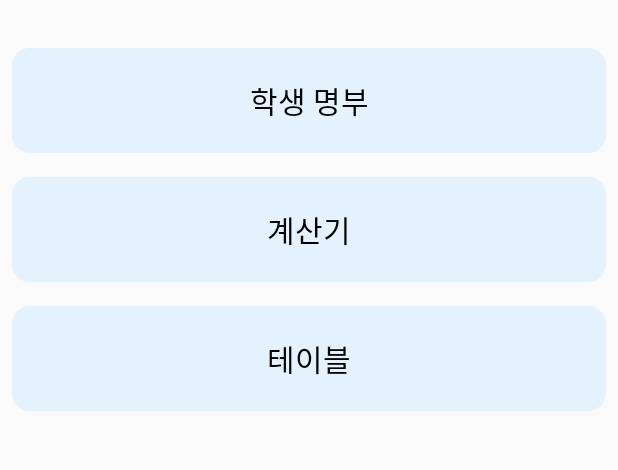
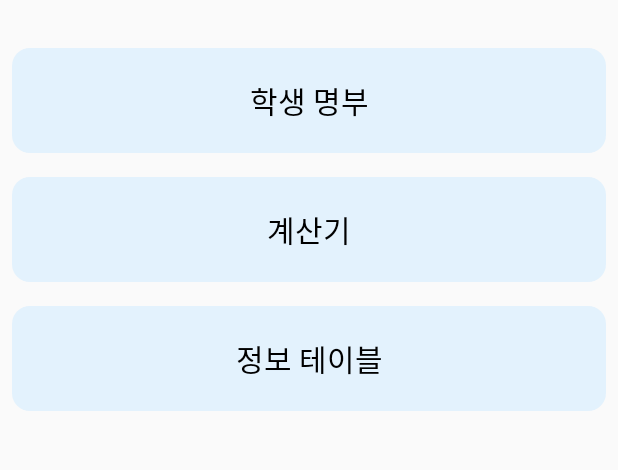
Before and after one commit to jungjae0821/ProjectArchive, an Android app built with Jetpack Compose: the screen it shows after launch (MainActivity), on a phone screen of 412 x 824 dp, the part 431-901 px from its top. Run offline under Robolectric (Android 15) with nearby library versions, the phone set to English and light mode, and no system bars.

Commit message:
기초공사중

```diff
--- a/app/src/main/java/com/example/projectarchive/MainActivity.kt
+++ b/app/src/main/java/com/example/projectarchive/MainActivity.kt
@@ -48,7 +48,7 @@ fun MainMenuScreen() {
             // 버튼 중앙에 배치
             MenuCard("학생 명부") { context.startActivity(Intent(context, StudentListActivity::class.java)) }
             MenuCard("계산기") { context.startActivity(Intent(context, CalculatorActivity::class.java)) }
-            MenuCard("테이블") { context.startActivity(Intent(context, TableActivity::class.java)) }
+            MenuCard("정보 테이블") { context.startActivity(Intent(context, TableActivity::class.java)) }
         }
     }
 }
```
